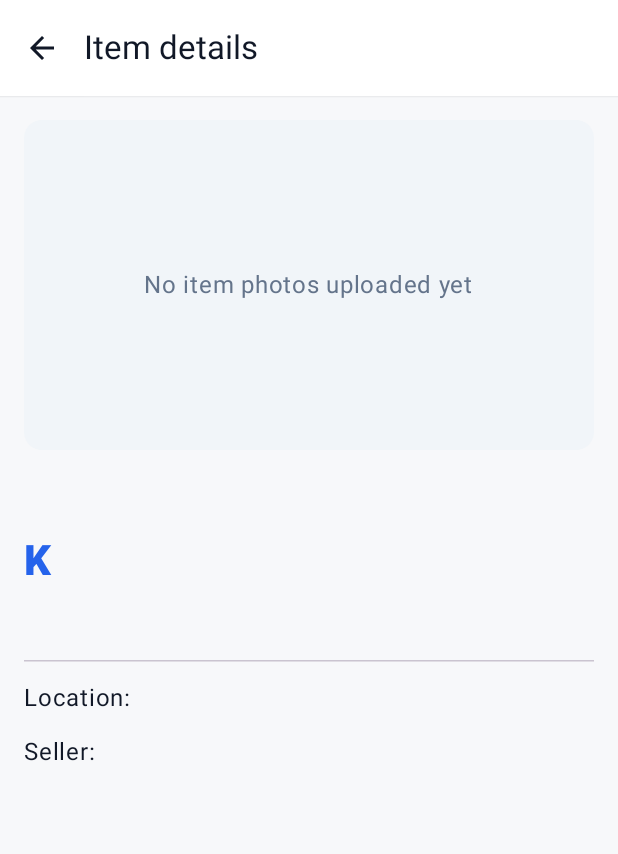
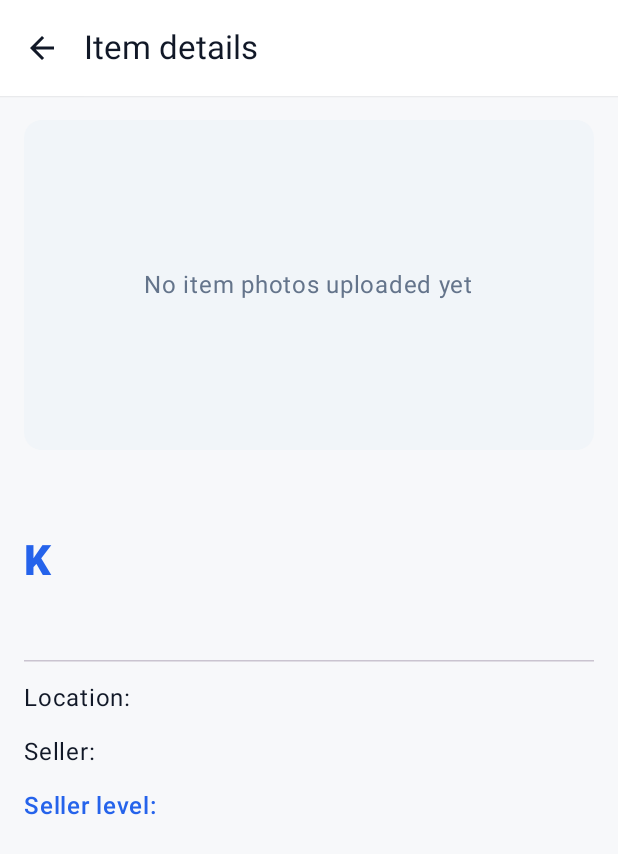
Before and after one commit to casndrih/MarketPG, an Android app built with Jetpack Compose: the ListingDetailActivity screen opened directly, with no data from a screen before it, on a phone screen of 412 x 824 dp. Shown: the top 854 px of the screen. Run offline under Robolectric (Android 15) with nearby library versions, the phone set to English and light mode, and no system bars; pictures from the network do not load.

Commit message:
Display listing photo gallery and seller rank on dedicated detail screen

```diff
--- a/android/app/src/main/java/pg/marketpg/app/MainActivity.kt
+++ b/android/app/src/main/java/pg/marketpg/app/MainActivity.kt
@@ -860,6 +860,8 @@ fun MarketPGApp() {
                     putExtra("condition", listing.condition ?: "")
                     putExtra("seller", listing.user?.name ?: "MarketPG seller")
                     putExtra("image_url", listing.imageUrl ?: "")
+                    putStringArrayListExtra("gallery_urls", ArrayList(listing.images.map { it.url }))
+                    putExtra("seller_rank", listing.user?.seller_rank ?: "New Seller")
                 })
                 selected = null
             }
@@ -908,6 +910,8 @@ class ListingDetailActivity : ComponentActivity() {
         val condition = intent.getStringExtra("condition").orEmpty()
         val seller = intent.getStringExtra("seller").orEmpty()
         val imageUrl = intent.getStringExtra("image_url").orEmpty()
+        val galleryUrls = intent.getStringArrayListExtra("gallery_urls").orEmpty().let { urls -> (listOf(imageUrl) + urls).filter { it.isNotBlank() }.distinct() }
+        val sellerRank = intent.getStringExtra("seller_rank").orEmpty()
         setContent {
             val dark = isSystemInDarkTheme()
             MaterialTheme(colorScheme = if (dark) DarkColors else LightColors) {
@@ -923,7 +927,7 @@ class ListingDetailActivity : ComponentActivity() {
                             AsyncImage(model = imageUrl, contentDescription = title, modifier = Modifier.fillMaxWidth().height(280.dp))
                             Text("Item gallery", style = MaterialTheme.typography.titleMedium, fontWeight = FontWeight.SemiBold)
                             LazyRow(horizontalArrangement = Arrangement.spacedBy(8.dp)) {
-                                items(listOf(imageUrl)) { url -> AsyncImage(model = url, contentDescription = "Item screenshot", modifier = Modifier.size(88.dp)) }
+                                items(galleryUrls) { url -> AsyncImage(model = url, contentDescription = "Item screenshot", modifier = Modifier.size(88.dp)) }
                             }
                         } else {
                             Box(Modifier.fillMaxWidth().height(220.dp).background(MaterialTheme.colorScheme.surfaceVariant, RoundedCornerShape(12.dp)), contentAlignment = Alignment.Center) {
@@ -937,6 +941,7 @@ class ListingDetailActivity : ComponentActivity() {
                         Text("Location: $location")
                         if (condition.isNotBlank()) Text("Condition: $condition")
                         Text("Seller: $seller")
+                        Text("Seller level: $sellerRank", color = MaterialTheme.colorScheme.primary, fontWeight = FontWeight.SemiBold)
                     }
                 }
             }
```
